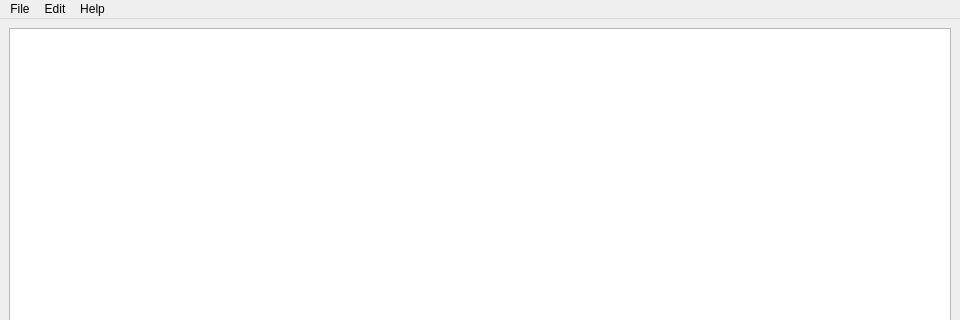
Above: interfaces/ui/gui.ui from HarHar/Futaam before the change; both pictures show x 0 to 960 and y 0 to 320 of the 960 by 540 pixel window. Below: the same form after it.
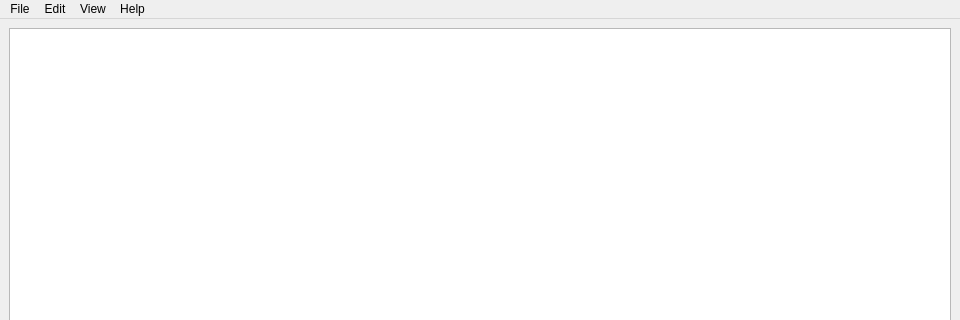
That is the form after the change.

Commit message: moved the stats and details dialogs to new menu entries under the view label

```diff
--- a/interfaces/ui/gui.ui
+++ b/interfaces/ui/gui.ui
@@ -55,7 +55,7 @@
      <x>0</x>
      <y>0</y>
      <width>960</width>
-     <height>27</height>
+     <height>20</height>
     </rect>
    </property>
    <widget class="QMenu" name="menuFile">
@@ -85,8 +85,16 @@
     <addaction name="actionAbout_Futaam"/>
     <addaction name="actionReadme"/>
    </widget>
+   <widget class="QMenu" name="menuView">
+    <property name="title">
+     <string>View</string>
+    </property>
+    <addaction name="actionStats"/>
+    <addaction name="actionViewDetails"/>
+   </widget>
    <addaction name="menuFile"/>
    <addaction name="menuEdit"/>
+   <addaction name="menuView"/>
    <addaction name="menuHelp"/>
   </widget>
   <action name="actionOpen">
```
Left out of the diff: 6 changed lines with no effect on the pictures. The commit also changes 1 other file.
